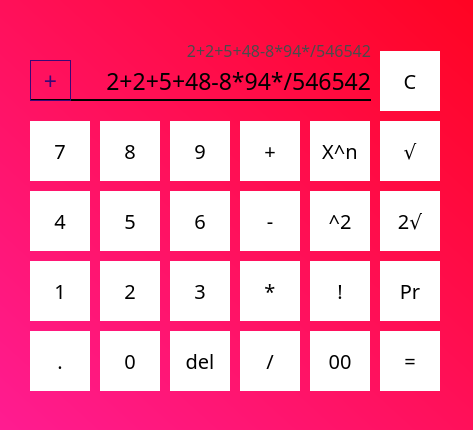
The window that src/res/calc1.ui (xmarshka/ivs_project_2_SIGSEGV) describes before a commit, drawn with Qt 5.
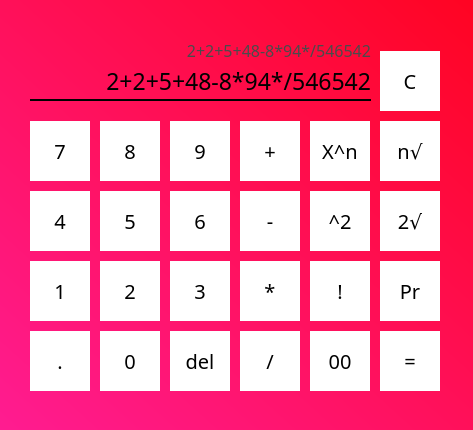
The same window after the commit.

Commit message: Implement missing operators in the UI, adjust rounding

```diff
--- a/src/res/calc1.ui
+++ b/src/res/calc1.ui
@@ -160,7 +160,7 @@
 background-color: rgb(255, 255, 255);</string>
    </property>
    <property name="text">
-    <string>√</string>
+    <string>n√</string>
    </property>
   </widget>
   <widget class="QPushButton" name="n5">
@@ -657,9 +657,9 @@
   <widget class="QLabel" name="screen">
    <property name="geometry">
     <rect>
-     <x>90</x>
+     <x>30</x>
      <y>60</y>
-     <width>281</width>
+     <width>341</width>
      <height>41</height>
     </rect>
    </property>
@@ -719,42 +719,6 @@
     <enum>Qt::Horizontal</enum>
    </property>
   </widget>
-  <widget class="QLabel" name="opScreen">
-   <property name="geometry">
-    <rect>
-     <x>30</x>
-     <y>60</y>
-     <width>41</width>
-     <height>41</height>
-    </rect>
-   </property>
-   <property name="font">
-    <font>
-     <family>Century Gothic</family>
-     <pointsize>17</pointsize>
-     <kerning>true</kerning>
-    </font>
-   </property>
-   <property name="statusTip">
-    <string notr="true"/>
-   </property>
-   <property name="autoFillBackground">
-    <bool>false</bool>
-   </property>
-   <property name="styleSheet">
-    <string notr="true">background-color: rgba(255, 255, 255, 0);
-color:  rgb(59, 7, 118)</string>
-   </property>
-   <property name="frameShape">
-    <enum>QFrame::Box</enum>
-   </property>
-   <property name="text">
-    <string notr="true">+</string>
-   </property>
-   <property name="alignment">
-    <set>Qt::AlignCenter</set>
-   </property>
-  </widget>
   <widget class="QLabel" name="prevScreen">
    <property name="geometry">
     <rect>
```
The commit also changes 1 other file.
